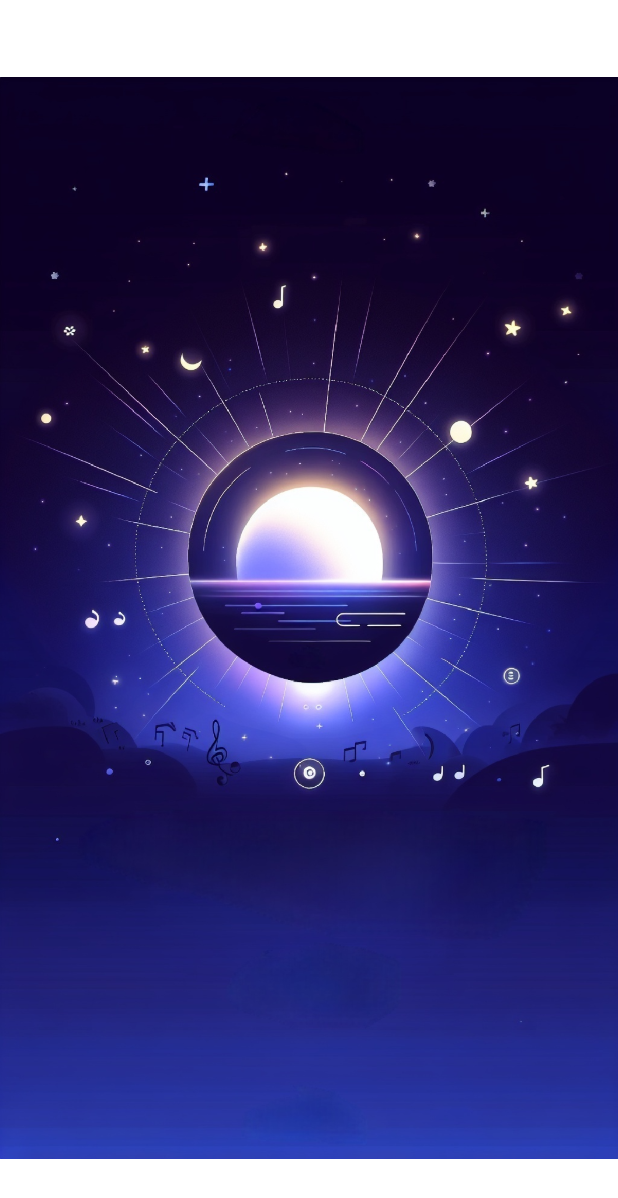
After one commit to 1802024110/MidnightMelodyHaven, a Flutter app: the screen it shows after launch, on a phone screen of 412 x 824 dp. The commit adds this screen. Shown: the top 1198 px of the screen. Run offline on Flutter 3.47's test engine with Material 3 defaults, Android fonts, the phone set to English and light mode, and no system bars; our stand-ins replace flutter_riverpod, go_router.

Commit message:
完成路由准备完成启动页

```diff
--- /dev/null
+++ b/lib/config/router.dart
@@ -0,0 +1,11 @@
+import 'package:go_router/go_router.dart';
+import 'package:midnight_melody_haven/page/splash_page/index.dart';
+
+final router = GoRouter(
+  routes: [
+    GoRoute(
+      path: '/',
+      builder: (context, state) => const SplashPage(),
+    ),
+  ],
+);
--- a/lib/main.dart
+++ b/lib/main.dart
@@ -1,6 +1,8 @@
 import 'package:flutter/material.dart';
 import 'package:flutter_riverpod/flutter_riverpod.dart';
-import 'package:midnight_melody_haven/gen/asstes/assets.gen.dart';
+import 'package:midnight_melody_haven/config/router.dart';
+// ignore: duplicate_import
+import 'package:flutter/material.dart';
 
 void main() {
   runApp(const ProviderScope(child: MyApp()));
@@ -11,8 +13,8 @@ class MyApp extends ConsumerWidget {
 
   @override
   Widget build(BuildContext context, WidgetRef ref) {
-    return Container(
-      child: Image(image: Assets.images.start.provider()),
+    return MaterialApp.router(
+      routerConfig: router,
     );
   }
 }
--- /dev/null
+++ b/lib/page/splash_page/index.dart
@@ -0,0 +1,17 @@
+import 'package:flutter/material.dart';
+import 'package:flutter_riverpod/flutter_riverpod.dart';
+import 'package:midnight_melody_haven/gen/asstes/assets.gen.dart';
+
+class SplashPage extends ConsumerStatefulWidget {
+  const SplashPage({super.key});
+
+  @override
+  ConsumerState<ConsumerStatefulWidget> createState() => _SplashPageState();
+}
+
+class _SplashPageState extends ConsumerState<SplashPage> {
+  @override
+  Widget build(BuildContext context) {
+    return Image(image: Assets.images.start.provider());
+  }
+}
--- a/pubspec.yaml
+++ b/pubspec.yaml
@@ -35,8 +35,11 @@ dependencies:
   # The following adds the Cupertino Icons font to your application.
   # Use with the CupertinoIcons class for iOS style icons.
   cupertino_icons: ^1.0.6
+  # 状态管理
   flutter_riverpod: ^2.5.1
   riverpod_annotation: ^2.3.5
+  # 路由
+  go_router: ^14.2.0
 
 dev_dependencies:
   flutter_test:
@@ -52,6 +55,7 @@ dev_dependencies:
   build_runner: ^2.4.11
   custom_lint: ^0.6.4
   riverpod_lint: ^2.3.10
+  # 资源类生成器
   flutter_gen_runner: ^5.6.0
 
 # For information on the generic Dart part of this file, see the
```
Also changed, not shown: lib/utils/device.dart (added, +13 -0 lines), .devcontainer/devcontainer.json, assets/images/917c27a4dbb64b678c06962acf5903b6.png~tplv-0es2k971ck-image (1)-vmake(1).jpeg (added), pubspec.lock, 1 other file.
